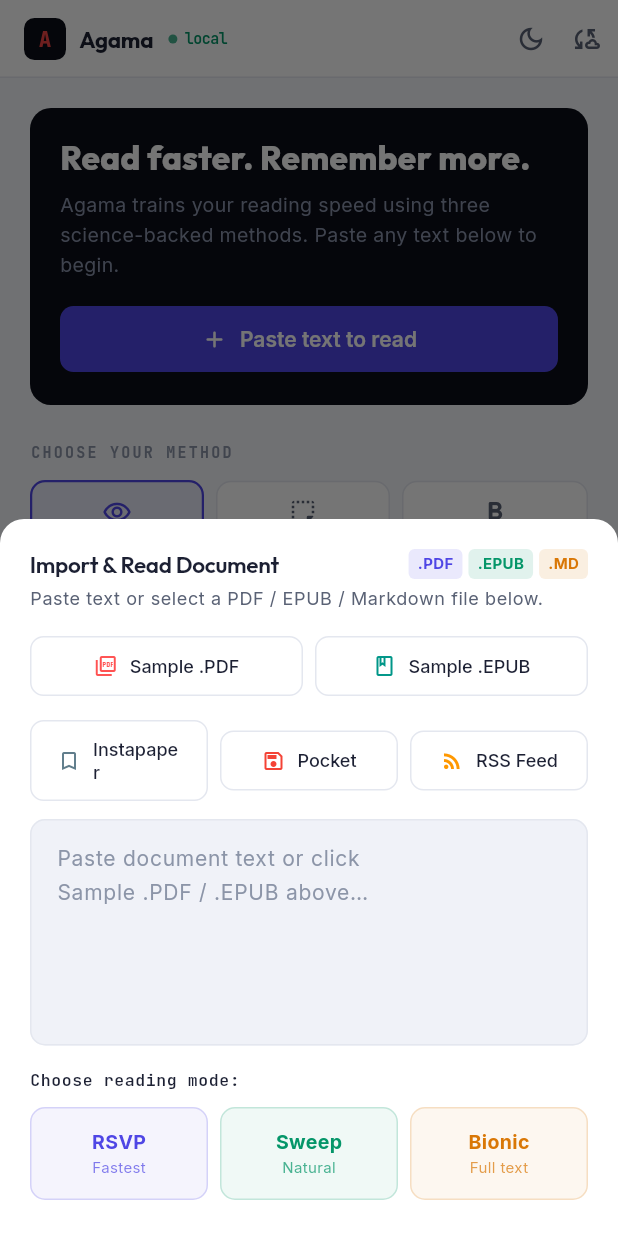
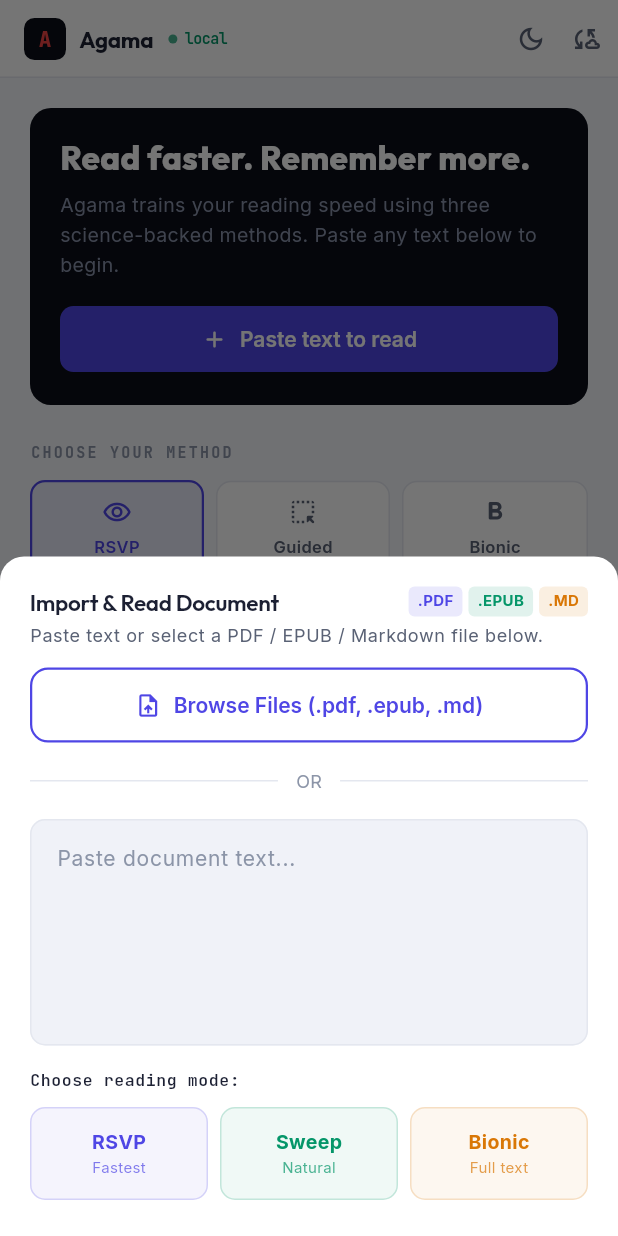
Before and after one commit to yashpratapkanthriya/Agama, a Flutter app: the screen it shows after launch, after a tap on "Paste text to read", on a phone screen of 412 x 824 dp. Run offline on Flutter 3.47's test engine with Material 3 defaults, Android fonts, the phone set to English and light mode, and no system bars; our stand-ins replace file_picker, flutter_riverpod, google_fonts; missing offline and left inert: dart:ffi, flutter_rust_bridge.

Commit message:
feat(ui): rebuild library import flow with real file picking
- Replace mocked sample import buttons with unified file_picker upload area
- Add file_picker dependency for robust local document ingestion
- Apply Impeccable design principles for premium aesthetics (JetBrains Mono labels, refined background & radius handling)

```diff
--- a/apps/flutter_client/lib/src/features/library/file_parser_service.dart
+++ b/apps/flutter_client/lib/src/features/library/file_parser_service.dart
@@ -3,7 +3,6 @@
 
 import '../../rust/api.dart' as rust;
 import '../../rust/frb_generated.dart';
-import '../../rust/parser.dart' as rust_parser;
 
 enum DocumentFormat { txt, markdown, pdf, epub }
 
--- a/apps/flutter_client/lib/src/features/library/library_view.dart
+++ b/apps/flutter_client/lib/src/features/library/library_view.dart
@@ -1,7 +1,7 @@
-import 'dart:convert';
 import 'package:flutter/material.dart';
 import 'package:flutter/services.dart';
 import 'package:google_fonts/google_fonts.dart';
+import 'package:file_picker/file_picker.dart';
 import '../../app/app.dart';
 import '../../app/theme.dart';
 import '../reader/rsvp_canvas.dart';
@@ -212,97 +212,62 @@
               Text('Paste text or select a PDF / EPUB / Markdown file below.',
                   style: Theme.of(context).textTheme.bodySmall),
               const SizedBox(height: 12),
-              // Preset PDF / EPUB Quick Import Bar
-              Row(
+              // File Picker Button
+              SizedBox(
+                width: double.infinity,
+                child: OutlinedButton.icon(
+                  style: OutlinedButton.styleFrom(
+                    padding: const EdgeInsets.symmetric(vertical: 16),
+                    side: const BorderSide(color: AgamaTheme.indigo, width: 1.5),
+                    shape: RoundedRectangleBorder(borderRadius: BorderRadius.circular(12)),
+                  ),
+                  onPressed: () async {
+                    try {
+                      final result = await FilePicker.pickFiles(
+                        type: FileType.custom,
+                        allowedExtensions: ['pdf', 'epub', 'md', 'txt'],
+                        withData: true,
+                      );
+                      if (result != null) {
+                        final file = result.files.single;
+                        ParsedDocument? parsed;
+
+                        if (file.path != null) {
+                          parsed = await parser.parseFile(file.path!);
+                        } else if (file.bytes != null) {
+                          parsed = parser.parseBytes(file.bytes!, file.name);
+                        }
+
+                        if (parsed != null && context.mounted) {
+                          ctrl.text = parsed.content;
+                          setModalState(() {});
+                        }
+                      }
+                    } catch (e) {
+                      debugPrint('File pick error: \$e');
+                    }
+                  },
+                  icon: const Icon(Icons.upload_file, color: AgamaTheme.indigo),
+                  label: Text('Browse Files (.pdf, .epub, .md)', style: GoogleFonts.inter(fontWeight: FontWeight.w600, color: AgamaTheme.indigo)),
+                ),
+              ),
+              const SizedBox(height: 16),
+              const Row(
                 children: [
-                  Expanded(
-                    child: OutlinedButton.icon(
-                      onPressed: () {
-                        const samplePdfHeader = 'BT /F1 12 Tf 72 712 Td (Agama Platform PDF Specification: Zero-Backend Speed Reader) Tj ET';
-                        final bytes = Uint8List.fromList(utf8.encode('%PDF-1.7 $samplePdfHeader'));
-                        final parsed = parser.parseBytes(bytes, 'document_sample.pdf');
-                        ctrl.text = parsed.content;
-                        setModalState(() {});
-                      },
-                      icon: const Icon(Icons.picture_as_pdf_outlined, size: 16, color: Colors.redAccent),
-                      label: const Text('Sample .PDF', style: TextStyle(fontSize: 12)),
-                    ),
+                  Expanded(child: Divider()),
+                  Padding(
+                    padding: EdgeInsets.symmetric(horizontal: 12),
+                    child: Text('OR', style: TextStyle(color: AgamaTheme.inkFaint, fontSize: 12)),
                   ),
-                  const SizedBox(width: 8),
-                  Expanded(
-                    child: OutlinedButton.icon(
-                      onPressed: () {
-                        const sampleEpubText = 'Chapter 1: Quantum Photonic Architecture and Sub-Millisecond RSVP Fixation Engine';
-                        final bytes = Uint8List.fromList(utf8.encode(sampleEpubText));
-                        final parsed = parser.parseBytes(bytes, 'research_paper.epub');
-                        ctrl.text = parsed.content;
-                        setModalState(() {});
-                      },
-                      icon: const Icon(Icons.book_outlined, size: 16, color: Colors.teal),
-                      label: const Text('Sample .EPUB', style: TextStyle(fontSize: 12)),
-                    ),
-                  ),
+                  Expanded(child: Divider()),
                 ],
               ),
-              const SizedBox(height: 12),
-              // External Workflow Integrations
-              Row(
-                children: [
-                  Expanded(
-                    child: OutlinedButton.icon(
-                      onPressed: () {
-                        const sampleText = 'Instapaper Sync: "How to Build Zero-Backend Apps" by Local-First Web';
-                        final bytes = Uint8List.fromList(utf8.encode(sampleText));
-                        final parsed = parser.parseBytes(bytes, 'instapaper_article.txt');
-                        Navigator.pop(context);
-                        Navigator.push(context, MaterialPageRoute(
-                          builder: (_) => RsvpCanvasView(text: parsed.content),
-                        ));
-                      },
-                      icon: const Icon(Icons.bookmark_border, size: 16, color: Colors.blueGrey),
-                      label: const Text('Instapaper', style: TextStyle(fontSize: 12)),
-                    ),
-                  ),
-                  const SizedBox(width: 8),
-                  Expanded(
-                    child: OutlinedButton.icon(
-                      onPressed: () {
-                        const sampleText = 'Pocket Sync: "The Future of Offline-First AI" by Agama Labs';
-                        final bytes = Uint8List.fromList(utf8.encode(sampleText));
-                        final parsed = parser.parseBytes(bytes, 'pocket_article.txt');
-                        Navigator.pop(context);
-                        Navigator.push(context, MaterialPageRoute(
-                          builder: (_) => RsvpCanvasView(text: parsed.content),
-                        ));
-                      },
-                      icon: const Icon(Icons.save_outlined, size: 16, color: Colors.red),
-                      label: const Text('Pocket', style: TextStyle(fontSize: 12)),
-                    ),
-                  ),
-                  const SizedBox(width: 8),
-                  Expanded(
-                    child: OutlinedButton.icon(
-                      onPressed: () {
-                        const sampleText = 'RSS Sync: "Hacker News Frontpage Dump"';
-                        final bytes = Uint8List.fromList(utf8.encode(sampleText));
-                        final parsed = parser.parseBytes(bytes, 'rss_feed.txt');
-                        Navigator.pop(context);
-                        Navigator.push(context, MaterialPageRoute(
-                          builder: (_) => RsvpCanvasView(text: parsed.content),
-                        ));
-                      },
-                      icon: const Icon(Icons.rss_feed, size: 16, color: Colors.orange),
-                      label: const Text('RSS Feed', style: TextStyle(fontSize: 12)),
-                    ),
-                  ),
-                ],
-              ),
-              const SizedBox(height: 12),
+              const SizedBox(height: 16),
               TextField(
                 controller: ctrl,
                 maxLines: 5,
                 decoration: const InputDecoration(
-                  hintText: 'Paste document text or click Sample .PDF / .EPUB above…',
+                  hintText: 'Paste document text...',
                 ),
               ),
               const SizedBox(height: 16),
--- a/apps/flutter_client/pubspec.yaml
+++ b/apps/flutter_client/pubspec.yaml
@@ -8,6 +8,7 @@
   flutter: '>=3.22.0'
 
 dependencies:
+  file_picker: ^11.0.3
   flutter:
     sdk: flutter
 
```
